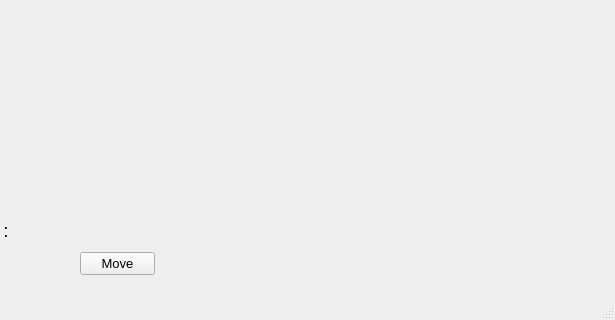
The window that Abalone/src/gui/mainwindow.ui (Bryan-Gregoire/Abalone) describes before a commit, drawn with Qt 5; both pictures show x 700 to 1315 and y 477 to 797 of the 1315 by 797 pixel window.
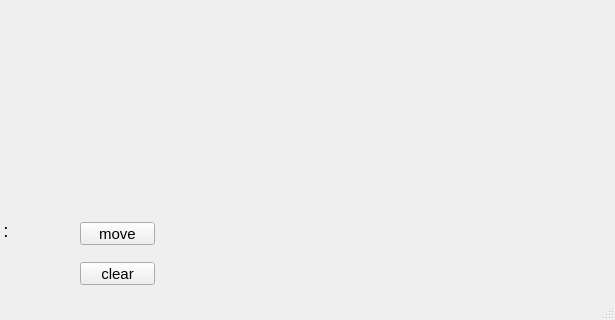
The same window after the commit.

Commit message: refactor move, add clear + remove marble

```diff
--- a/Abalone/src/gui/mainwindow.ui
+++ b/Abalone/src/gui/mainwindow.ui
@@ -190,36 +190,67 @@
     <property name="geometry">
      <rect>
       <x>780</x>
-      <y>710</y>
+      <y>680</y>
       <width>75</width>
       <height>23</height>
      </rect>
     </property>
     <property name="font">
      <font>
-      <pointsize>10</pointsize>
+      <pointsize>11</pointsize>
      </font>
     </property>
     <property name="text">
-     <string>Move</string>
+     <string>move</string>
     </property>
    </widget>
    <widget class="QLabel" name="abaPro">
     <property name="geometry">
      <rect>
-      <x>780</x>
+      <x>890</x>
       <y>680</y>
       <width>301</width>
+      <height>21</height>
+     </rect>
+    </property>
+    <property name="font">
+     <font>
+      <pointsize>10</pointsize>
+     </font>
+    </property>
+    <property name="text">
+     <string/>
+    </property>
+   </widget>
+   <widget class="QLabel" name="winner">
+    <property name="geometry">
+     <rect>
+      <x>950</x>
+      <y>730</y>
+      <width>131</width>
       <height>16</height>
      </rect>
     </property>
+    <property name="text">
+     <string/>
+    </property>
+   </widget>
+   <widget class="QPushButton" name="clearSelect">
+    <property name="geometry">
+     <rect>
+      <x>780</x>
+      <y>720</y>
+      <width>75</width>
+      <height>23</height>
+     </rect>
+    </property>
     <property name="font">
      <font>
-      <pointsize>10</pointsize>
+      <pointsize>11</pointsize>
      </font>
     </property>
     <property name="text">
-     <string/>
+     <string>clear</string>
     </property>
    </widget>
   </widget>
```
The commit also changes 7 other files.
